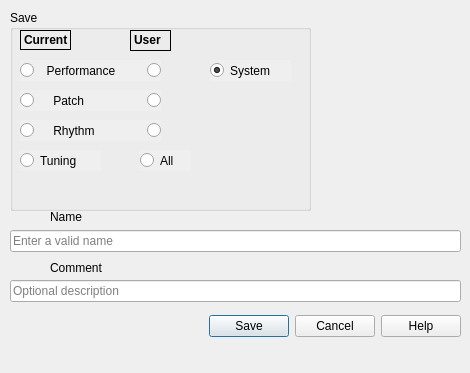
Above: save_dialog/Save_Dialog.ui from RoberNoTson/JV1080lib before the change. Below: the same form after it.
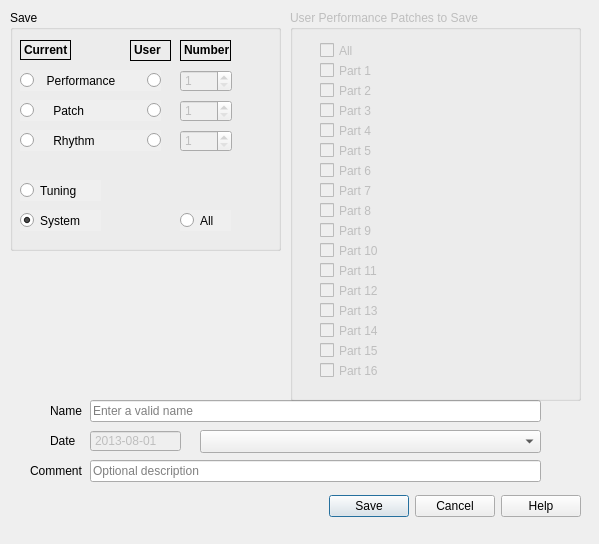
That is the form after the change.

Patch:
```diff
--- a/save_dialog/Save_Dialog.ui
+++ b/save_dialog/Save_Dialog.ui
@@ -9,8 +9,8 @@
    <rect>
     <x>0</x>
     <y>0</y>
-    <width>470</width>
-    <height>373</height>
+    <width>599</width>
+    <height>544</height>
    </rect>
   </property>
   <property name="windowTitle">
@@ -23,8 +23,8 @@
    <property name="geometry">
     <rect>
      <x>0</x>
-     <y>310</y>
-     <width>461</width>
+     <y>490</y>
+     <width>581</width>
      <height>32</height>
     </rect>
    </property>
@@ -38,8 +38,8 @@
   <widget class="QLineEdit" name="Save_Comment_edit">
    <property name="geometry">
     <rect>
-     <x>10</x>
-     <y>280</y>
+     <x>90</x>
+     <y>460</y>
      <width>451</width>
      <height>22</height>
     </rect>
@@ -54,10 +54,10 @@
   <widget class="QLabel" name="label">
    <property name="geometry">
     <rect>
-     <x>50</x>
-     <y>260</y>
-     <width>71</width>
-     <height>16</height>
+     <x>30</x>
+     <y>460</y>
+     <width>61</width>
+     <height>21</height>
     </rect>
    </property>
    <property name="text">
@@ -68,9 +68,9 @@
    <property name="geometry">
     <rect>
      <x>50</x>
-     <y>210</y>
-     <width>52</width>
-     <height>14</height>
+     <y>400</y>
+     <width>41</width>
+     <height>21</height>
     </rect>
    </property>
    <property name="text">
@@ -80,8 +80,8 @@
   <widget class="QLineEdit" name="Save_Name_edit">
    <property name="geometry">
     <rect>
-     <x>10</x>
-     <y>230</y>
+     <x>90</x>
+     <y>400</y>
      <width>451</width>
      <height>22</height>
     </rect>
@@ -98,8 +98,8 @@
     <rect>
      <x>10</x>
      <y>10</y>
-     <width>301</width>
-     <height>201</height>
+     <width>271</width>
+     <height>241</height>
     </rect>
    </property>
    <property name="title">
@@ -108,8 +108,8 @@
    <widget class="QRadioButton" name="Save_System_button">
     <property name="geometry">
      <rect>
-      <x>200</x>
-      <y>50</y>
+      <x>10</x>
+      <y>200</y>
       <width>81</width>
       <height>21</height>
      </rect>
@@ -128,7 +128,7 @@
     <property name="geometry">
      <rect>
       <x>10</x>
-      <y>50</y>
+      <y>60</y>
       <width>111</width>
       <height>21</height>
      </rect>
@@ -144,7 +144,7 @@
     <property name="geometry">
      <rect>
       <x>10</x>
-      <y>80</y>
+      <y>90</y>
       <width>101</width>
       <height>21</height>
      </rect>
@@ -159,8 +159,8 @@
    <widget class="QRadioButton" name="Save_UserDump_button">
     <property name="geometry">
      <rect>
-      <x>130</x>
-      <y>140</y>
+      <x>170</x>
+      <y>200</y>
       <width>51</width>
       <height>21</height>
      </rect>
@@ -176,7 +176,7 @@
     <property name="geometry">
      <rect>
       <x>10</x>
-      <y>110</y>
+      <y>120</y>
       <width>101</width>
       <height>21</height>
      </rect>
@@ -195,7 +195,7 @@
     <property name="geometry">
      <rect>
       <x>10</x>
-      <y>20</y>
+      <y>30</y>
       <width>51</width>
       <height>20</height>
      </rect>
@@ -223,7 +223,7 @@
     <property name="geometry">
      <rect>
       <x>120</x>
-      <y>20</y>
+      <y>30</y>
       <width>41</width>
       <height>21</height>
      </rect>
@@ -248,7 +248,7 @@
     <property name="geometry">
      <rect>
       <x>110</x>
-      <y>50</y>
+      <y>60</y>
       <width>41</width>
       <height>21</height>
      </rect>
@@ -267,7 +267,7 @@
     <property name="geometry">
      <rect>
       <x>110</x>
-      <y>80</y>
+      <y>90</y>
       <width>41</width>
       <height>21</height>
      </rect>
@@ -286,7 +286,7 @@
     <property name="geometry">
      <rect>
       <x>110</x>
-      <y>110</y>
+      <y>120</y>
       <width>41</width>
       <height>21</height>
      </rect>
@@ -305,7 +305,7 @@
     <property name="geometry">
      <rect>
       <x>10</x>
-      <y>140</y>
+      <y>170</y>
       <width>81</width>
       <height>21</height>
      </rect>
@@ -320,6 +320,594 @@
      <bool>false</bool>
     </property>
    </widget>
+   <widget class="QSpinBox" name="Save_PerfNumber_select">
+    <property name="enabled">
+     <bool>false</bool>
+    </property>
+    <property name="geometry">
+     <rect>
+      <x>170</x>
+      <y>60</y>
+      <width>52</width>
+      <height>22</height>
+     </rect>
+    </property>
+    <property name="minimum">
+     <number>1</number>
+    </property>
+    <property name="maximum">
+     <number>32</number>
+    </property>
+   </widget>
+   <widget class="QLabel" name="label_5">
+    <property name="geometry">
+     <rect>
+      <x>170</x>
+      <y>30</y>
+      <width>51</width>
+      <height>21</height>
+     </rect>
+    </property>
+    <property name="font">
+     <font>
+      <weight>75</weight>
+      <bold>true</bold>
+     </font>
+    </property>
+    <property name="frameShape">
+     <enum>QFrame::Box</enum>
+    </property>
+    <property name="text">
+     <string notr="true">Number</string>
+    </property>
+    <property name="textFormat">
+     <enum>Qt::RichText</enum>
+    </property>
+   </widget>
+   <widget class="QSpinBox" name="Save_PatchNumber_select">
+    <property name="enabled">
+     <bool>false</bool>
+    </property>
+    <property name="geometry">
+     <rect>
+      <x>170</x>
+      <y>90</y>
+      <width>52</width>
+      <height>22</height>
+     </rect>
+    </property>
+    <property name="minimum">
+     <number>1</number>
+    </property>
+    <property name="maximum">
+     <number>256</number>
+    </property>
+   </widget>
+   <widget class="QSpinBox" name="Save_RhythmNumber_select">
+    <property name="enabled">
+     <bool>false</bool>
+    </property>
+    <property name="geometry">
+     <rect>
+      <x>170</x>
+      <y>120</y>
+      <width>52</width>
+      <height>22</height>
+     </rect>
+    </property>
+    <property name="minimum">
+     <number>1</number>
+    </property>
+    <property name="maximum">
+     <number>2</number>
+    </property>
+   </widget>
+  </widget>
+  <widget class="QGroupBox" name="Save_PerfPatch_box">
+   <property name="enabled">
+    <bool>false</bool>
+   </property>
+   <property name="geometry">
+    <rect>
+     <x>290</x>
+     <y>10</y>
+     <width>291</width>
+     <height>391</height>
+    </rect>
+   </property>
+   <property name="title">
+    <string>User Performance Patches to Save</string>
+   </property>
+   <widget class="QCheckBox" name="Save_PerfPatch_1_select">
+    <property name="geometry">
+     <rect>
+      <x>30</x>
+      <y>50</y>
+      <width>71</width>
+      <height>21</height>
+     </rect>
+    </property>
+    <property name="text">
+     <string>Part 1</string>
+    </property>
+   </widget>
+   <widget class="QCheckBox" name="Save_PerfPatch_2_select">
+    <property name="geometry">
+     <rect>
+      <x>30</x>
+      <y>70</y>
+      <width>71</width>
+      <height>21</height>
+     </rect>
+    </property>
+    <property name="text">
+     <string>Part 2</string>
+    </property>
+   </widget>
+   <widget class="QCheckBox" name="Save_PerfPatch_3_select">
+    <property name="geometry">
+     <rect>
+      <x>30</x>
+      <y>90</y>
+      <width>71</width>
+      <height>21</height>
+     </rect>
+    </property>
+    <property name="text">
+     <string>Part 3</string>
+    </property>
+   </widget>
+   <widget class="QCheckBox" name="Save_PerfPatch_4_select">
+    <property name="geometry">
+     <rect>
+      <x>30</x>
+      <y>110</y>
+      <width>71</width>
+      <height>21</height>
+     </rect>
+    </property>
+    <property name="text">
+     <string>Part 4</string>
+    </property>
+   </widget>
+   <widget class="QCheckBox" name="Save_PerfPatch_5_select">
+    <property name="geometry">
+     <rect>
+      <x>30</x>
+      <y>130</y>
+      <width>71</width>
+      <height>21</height>
+     </rect>
+    </property>
+    <property name="text">
+     <string>Part 5</string>
+    </property>
+   </widget>
+   <widget class="QCheckBox" name="Save_PerfPatch_6_select">
+    <property name="geometry">
+     <rect>
+      <x>30</x>
+      <y>150</y>
+      <width>71</width>
+      <height>21</height>
+     </rect>
+    </property>
+    <property name="text">
+     <string>Part 6</string>
+    </property>
+   </widget>
+   <widget class="QCheckBox" name="Save_PerfPatch_7_select">
+    <property name="geometry">
+     <rect>
+      <x>30</x>
+      <y>170</y>
+      <width>71</width>
+      <height>21</height>
+     </rect>
+    </property>
+    <property name="text">
+     <string>Part 7</string>
+    </property>
+   </widget>
+   <widget class="QCheckBox" name="Save_PerfPatch_8_select">
+    <property name="geometry">
+     <rect>
+      <x>30</x>
+      <y>190</y>
+      <width>71</width>
+      <height>21</height>
+     </rect>
+    </property>
+    <property name="text">
+     <string>Part 8</string>
+    </property>
+   </widget>
+   <widget class="QCheckBox" name="Save_PerfPatch_15_select">
+    <property name="geometry">
+     <rect>
+      <x>30</x>
+      <y>330</y>
+      <width>71</width>
+      <height>21</height>
+     </rect>
+    </property>
+    <property name="text">
+     <string>Part 15</string>
+    </property>
+   </widget>
+   <widget class="QCheckBox" name="Save_PerfPatch_10_select">
+    <property name="geometry">
+     <rect>
+      <x>30</x>
+      <y>230</y>
+      <width>71</width>
+      <height>21</height>
+     </rect>
+    </property>
+    <property name="text">
+     <string>Part 10</string>
+    </property>
+   </widget>
+   <widget class="QCheckBox" name="Save_PerfPatch_16_select">
+    <property name="geometry">
+     <rect>
+      <x>30</x>
+      <y>350</y>
+      <width>71</width>
+      <height>21</height>
+     </rect>
+    </property>
+    <property name="text">
+     <string>Part 16</string>
+    </property>
+   </widget>
+   <widget class="QCheckBox" name="Save_PerfPatch_11_select">
+    <property name="geometry">
+     <rect>
+      <x>30</x>
+      <y>250</y>
+      <width>71</width>
+      <height>21</height>
+     </rect>
+    </property>
+    <property name="text">
+     <string>Part 11</string>
+    </property>
+   </widget>
+   <widget class="QCheckBox" name="Save_PerfPatch_14_select">
+    <property name="geometry">
+     <rect>
+      <x>30</x>
+      <y>310</y>
+      <width>71</width>
+      <height>21</height>
+     </rect>
+    </property>
+    <property name="text">
+     <string>Part 14</string>
+    </property>
+   </widget>
+   <widget class="QCheckBox" name="Save_PerfPatch_9_select">
+    <property name="geometry">
+     <rect>
+      <x>30</x>
+      <y>210</y>
+      <width>71</width>
+      <height>21</height>
+     </rect>
+    </property>
+    <property name="text">
+     <string>Part 9</string>
+    </property>
+   </widget>
+   <widget class="QCheckBox" name="Save_PerfPatch_13_select">
+    <property name="geometry">
+     <rect>
+      <x>30</x>
+      <y>290</y>
+      <width>71</width>
+      <height>21</height>
+     </rect>
+    </property>
+    <property name="text">
+     <string>Part 13</string>
+    </property>
+   </widget>
+   <widget class="QCheckBox" name="Save_PerfPatch_12_select">
+    <property name="geometry">
+     <rect>
+      <x>30</x>
+      <y>270</y>
+      <width>71</width>
+      <height>21</height>
+     </rect>
+    </property>
+    <property name="text">
+     <string>Part 12</string>
+    </property>
+   </widget>
+   <widget class="QCheckBox" name="Save_PerfPatch_All_select">
+    <property name="geometry">
+     <rect>
+      <x>30</x>
+      <y>30</y>
+      <width>61</width>
+      <height>21</height>
+     </rect>
+    </property>
+    <property name="text">
+     <string>All</string>
+    </property>
+    <property name="checked">
+     <bool>false</bool>
+    </property>
+   </widget>
+   <widget class="QLabel" name="Save_Part_1_data">
+    <property name="geometry">
+     <rect>
+      <x>110</x>
+      <y>50</y>
+      <width>151</width>
+      <height>20</height>
+     </rect>
+    </property>
+    <property name="textInteractionFlags">
+     <set>Qt::NoTextInteraction</set>
+    </property>
+   </widget>
+   <widget class="QLabel" name="Save_Part_2_data">
+    <property name="geometry">
+     <rect>
+      <x>110</x>
+      <y>70</y>
+      <width>151</width>
+      <height>20</height>
+     </rect>
+    </property>
+    <property name="textInteractionFlags">
+     <set>Qt::NoTextInteraction</set>
+    </property>
+   </widget>
+   <widget class="QLabel" name="Save_Part_3_data">
+    <property name="geometry">
+     <rect>
+      <x>110</x>
+      <y>90</y>
+      <width>151</width>
+      <height>20</height>
+     </rect>
+    </property>
+    <property name="textInteractionFlags">
+     <set>Qt::NoTextInteraction</set>
+    </property>
+   </widget>
+   <widget class="QLabel" name="Save_Part_4_data">
+    <property name="geometry">
+     <rect>
+      <x>110</x>
+      <y>110</y>
+      <width>151</width>
+      <height>20</height>
+     </rect>
+    </property>
+    <property name="textInteractionFlags">
+     <set>Qt::NoTextInteraction</set>
+    </property>
+   </widget>
+   <widget class="QLabel" name="Save_Part_5_data">
+    <property name="geometry">
+     <rect>
+      <x>110</x>
+      <y>130</y>
+      <width>151</width>
+      <height>20</height>
+     </rect>
+    </property>
+    <property name="textInteractionFlags">
+     <set>Qt::NoTextInteraction</set>
+    </property>
+   </widget>
+   <widget class="QLabel" name="Save_Part_6_data">
+    <property name="geometry">
+     <rect>
+      <x>110</x>
+      <y>150</y>
+      <width>151</width>
+      <height>20</height>
+     </rect>
+    </property>
+    <property name="textInteractionFlags">
+     <set>Qt::NoTextInteraction</set>
+    </property>
+   </widget>
+   <widget class="QLabel" name="Save_Part_8_data">
+    <property name="geometry">
+     <rect>
+      <x>110</x>
+      <y>190</y>
+      <width>151</width>
+      <height>20</height>
+     </rect>
+    </property>
+    <property name="textInteractionFlags">
+     <set>Qt::NoTextInteraction</set>
+    </property>
+   </widget>
+   <widget class="QLabel" name="Save_Part_9_data">
+    <property name="geometry">
+     <rect>
+      <x>110</x>
+      <y>210</y>
+      <width>151</width>
+      <height>20</height>
+     </rect>
+    </property>
+    <property name="textInteractionFlags">
+     <set>Qt::NoTextInteraction</set>
+    </property>
+   </widget>
+   <widget class="QLabel" name="Save_Part_7_data">
+    <property name="geometry">
+     <rect>
+      <x>110</x>
+      <y>170</y>
+      <width>151</width>
+      <height>20</height>
+     </rect>
+    </property>
+    <property name="textInteractionFlags">
+     <set>Qt::NoTextInteraction</set>
+    </property>
+   </widget>
+   <widget class="QLabel" name="Save_Part_10_data">
+    <property name="geometry">
+     <rect>
+      <x>110</x>
+      <y>230</y>
+      <width>151</width>
+      <height>20</height>
+     </rect>
+    </property>
+    <property name="textInteractionFlags">
+     <set>Qt::NoTextInteraction</set>
+    </property>
+   </widget>
+   <widget class="QLabel" name="Save_Part_11_data">
+    <property name="geometry">
+     <rect>
+      <x>110</x>
+      <y>250</y>
+      <width>151</width>
+      <height>20</height>
+     </rect>
+    </property>
+    <property name="textInteractionFlags">
+     <set>Qt::NoTextInteraction</set>
+    </property>
+   </widget>
+   <widget class="QLabel" name="Save_Part_12_data">
+    <property name="geometry">
+     <rect>
+      <x>110</x>
+      <y>270</y>
+      <width>151</width>
+      <height>20</height>
+     </rect>
+    </property>
+    <property name="textInteractionFlags">
+     <set>Qt::NoTextInteraction</set>
+    </property>
+   </widget>
+   <widget class="QLabel" name="Save_Part_13_data">
+    <property name="geometry">
+     <rect>
+      <x>110</x>
+      <y>290</y>
+      <width>151</width>
+      <height>20</height>
+     </rect>
+    </property>
+    <property name="textInteractionFlags">
+     <set>Qt::NoTextInteraction</set>
+    </property>
+   </widget>
+   <widget class="QLabel" name="Save_Part_14_data">
+    <property name="geometry">
+     <rect>
+      <x>110</x>
+      <y>310</y>
+      <width>151</width>
+      <height>20</height>
+     </rect>
+    </property>
+    <property name="textInteractionFlags">
+     <set>Qt::NoTextInteraction</set>
+    </property>
+   </widget>
+   <widget class="QLabel" name="Save_Part_16_data">
+    <property name="geometry">
+     <rect>
+      <x>110</x>
+      <y>350</y>
+      <width>151</width>
+      <height>20</height>
+     </rect>
+    </property>
+    <property name="textInteractionFlags">
+     <set>Qt::NoTextInteraction</set>
+    </property>
+   </widget>
+   <widget class="QLabel" name="Save_Part_15_data">
+    <property name="geometry">
+     <rect>
+      <x>110</x>
+      <y>330</y>
+      <width>151</width>
+      <height>20</height>
+     </rect>
+    </property>
+    <property name="textInteractionFlags">
+     <set>Qt::NoTextInteraction</set>
+    </property>
+   </widget>
+  </widget>
+  <widget class="QDateEdit" name="Save_Date_edit">
+   <property name="enabled">
+    <bool>false</bool>
+   </property>
+   <property name="geometry">
+    <rect>
+     <x>90</x>
+     <y>430</y>
+     <width>91</width>
+     <height>22</height>
+    </rect>
+   </property>
+   <property name="focusPolicy">
+    <enum>Qt::NoFocus</enum>
+   </property>
+   <property name="readOnly">
+    <bool>true</bool>
+   </property>
+   <property name="buttonSymbols">
+    <enum>QAbstractSpinBox::NoButtons</enum>
+   </property>
+   <property name="keyboardTracking">
+    <bool>false</bool>
+   </property>
+   <property name="date">
+    <date>
+     <year>2013</year>
+     <month>8</month>
+     <day>1</day>
+    </date>
+   </property>
+   <property name="displayFormat">
+    <string notr="true">yyyy-MM-dd</string>
+   </property>
+  </widget>
+  <widget class="QLabel" name="label_6">
+   <property name="geometry">
+    <rect>
+     <x>50</x>
+     <y>430</y>
+     <width>41</width>
+     <height>21</height>
+    </rect>
+   </property>
+   <property name="text">
+    <string>Date</string>
+   </property>
+  </widget>
+  <widget class="QComboBox" name="comboBox">
+   <property name="geometry">
+    <rect>
+     <x>200</x>
+     <y>430</y>
+     <width>341</width>
+     <height>23</height>
+    </rect>
+   </property>
   </widget>
  </widget>
  <resources/>
```
Left out of the diff: 259 changed lines with no effect on the pictures.
